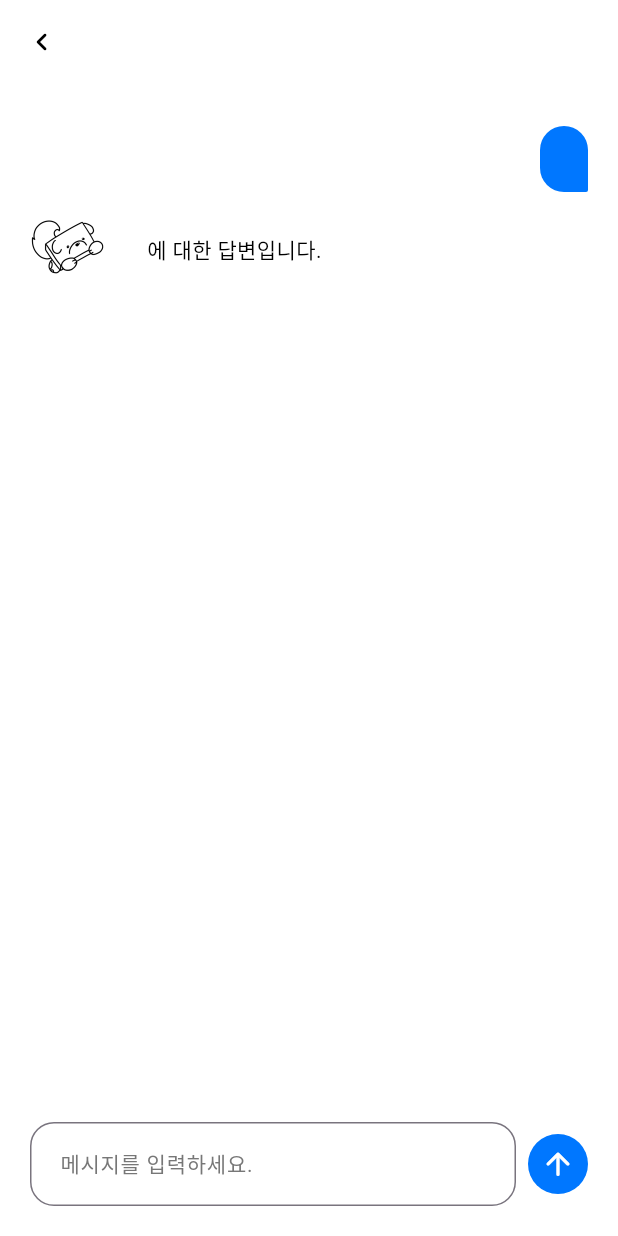
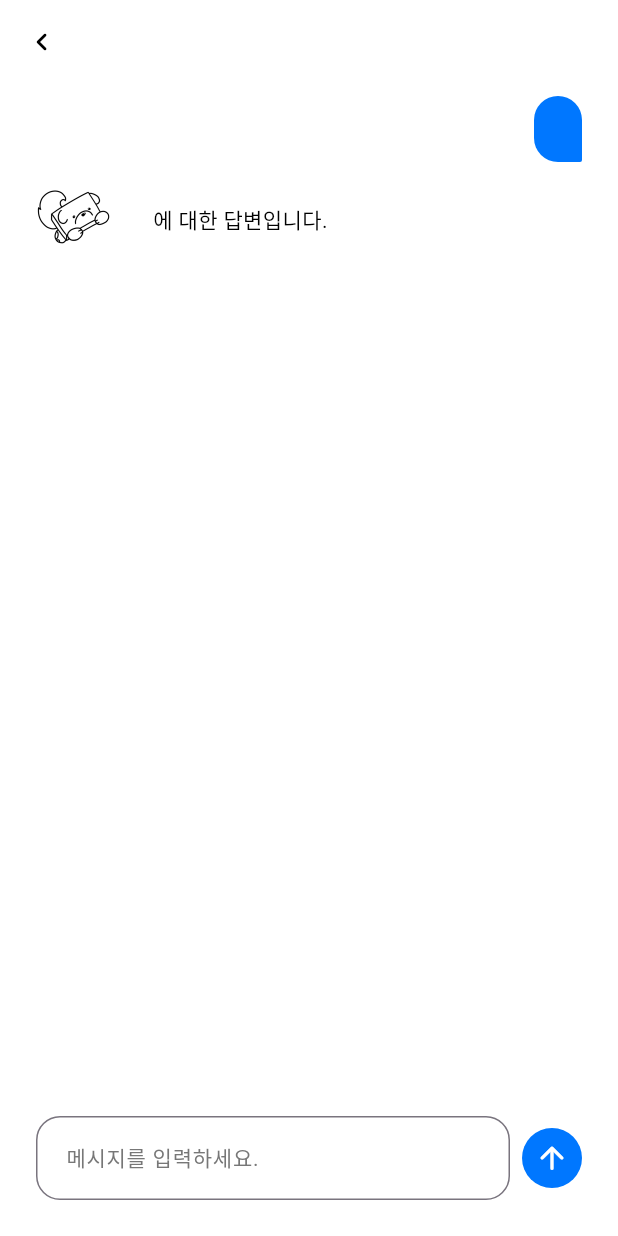
Before and after one commit to KohEugene/wanbook, a Flutter app: the ChatScreen screen opened directly with empty values, on a phone screen of 412 x 824 dp. Run offline on Flutter 3.47's test engine with Material 3 defaults, Android fonts, the phone set to English and light mode, and no system bars; Roboto replaces fonts that are missing (Pretendard).

Commit message:
채팅창 화면 수정정

```diff
--- a/lib/aichat/chat_screen.dart
+++ b/lib/aichat/chat_screen.dart
@@ -48,14 +48,17 @@ class _ChatScreenState extends State<ChatScreen> {
         leading: IconButton(
           icon: const Icon(Icons.chevron_left_rounded),
           color: Colors.black,
-          onPressed: () => Navigator.pop(context),
+          onPressed: () {
+            int count = 0;
+            Navigator.popUntil(context, (route) => count++ == 2);
+          },
         ),
       ),
       body: Column(
         children: [
           Expanded(
             child: ListView.builder(
-              padding: const EdgeInsets.all(20),
+              padding: const EdgeInsets.symmetric(horizontal: 24),
               itemCount: _messages.length,
               itemBuilder: (context, index) {
                 final msg = _messages[index];
@@ -66,9 +69,10 @@ class _ChatScreenState extends State<ChatScreen> {
             ),
           ),
           Padding(
-            padding: const EdgeInsets.fromLTRB(20, 0, 20, 20),
+            padding: const EdgeInsets.symmetric(horizontal: 24),
             child: buildMessageInputArea(),
           ),
+          const SizedBox(height: 24),
         ],
       ),
     );
@@ -158,6 +162,7 @@ class _ChatScreenState extends State<ChatScreen> {
               hintText: '메시지를 입력하세요.',
               hintStyle: const TextStyle(
                 color: Color(0xff777777),
+                fontWeight: FontWeight.w400,
                 fontSize: 14,
               ),
               contentPadding: const EdgeInsets.symmetric(horizontal: 16, vertical: 16),
```
